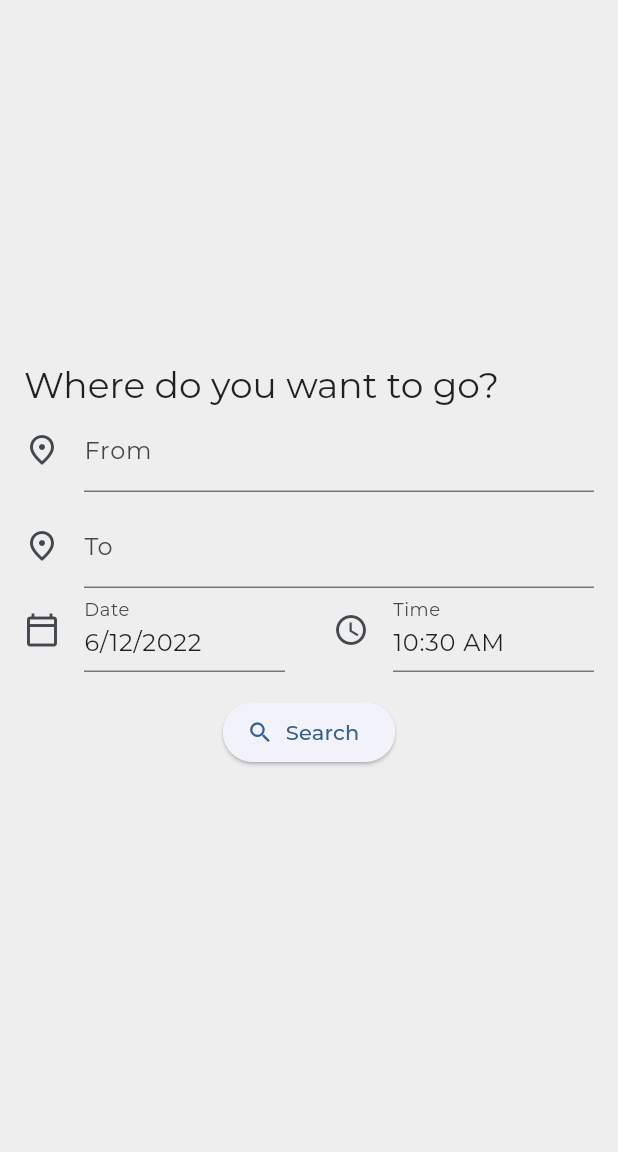
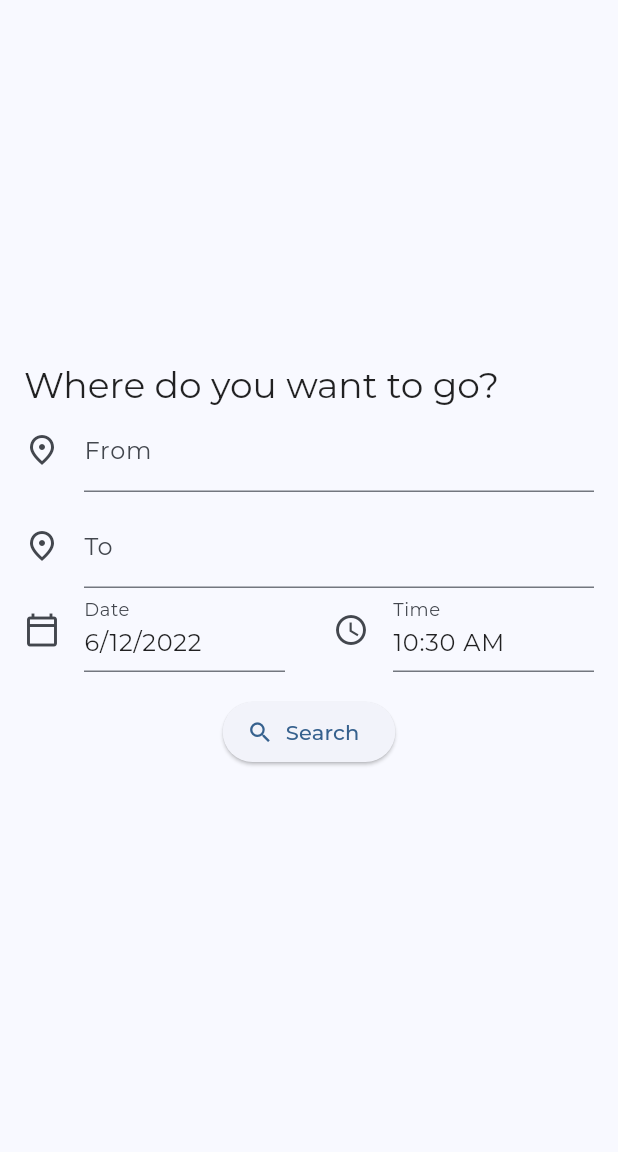
Before and after one commit to yardexx/Tranvel, a Flutter app: the screen it shows after launch, after a tap on "Find a train", on a phone screen of 412 x 824 dp, the part 84-1236 px from its top. Run offline on Flutter 3.47's test engine with Material 2 defaults, Android fonts, the light colour scheme and no system bars; our stand-ins replace bloc, equatable, flutter_bloc, google_fonts; network calls fail.

Commit message:
feat: Updated Material style

```diff
--- a/lib/main.dart
+++ b/lib/main.dart
@@ -26,16 +26,19 @@ class App extends StatelessWidget {
         theme: ThemeData(
           useMaterial3: true,
           colorSchemeSeed: Colors.blue,
+          appBarTheme: AppBarTheme.of(context).copyWith(
+            centerTitle: true,
+          ),
           textTheme: GoogleFonts.montserratTextTheme(),
-          scaffoldBackgroundColor: Colors.grey.shade200,
+          // scaffoldBackgroundColor: Colors.grey.shade200,
           bottomSheetTheme: const BottomSheetThemeData(
             shape: RoundedRectangleBorder(
               borderRadius: BorderRadius.vertical(
                 top: Radius.circular(16),
-              )
-            )
+              ),
+            ),
           ),
-          cardTheme: CardTheme(
+          cardTheme: CardTheme.of(context).copyWith(
             elevation: 8,
             shape: RoundedRectangleBorder(
               borderRadius: BorderRadius.circular(16),
```
